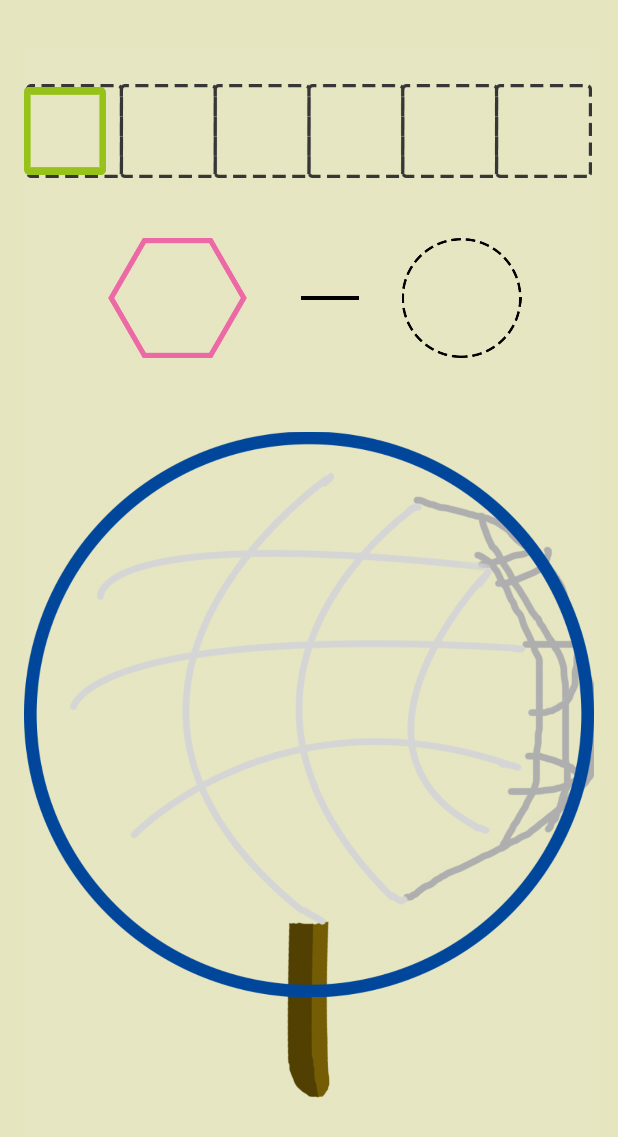
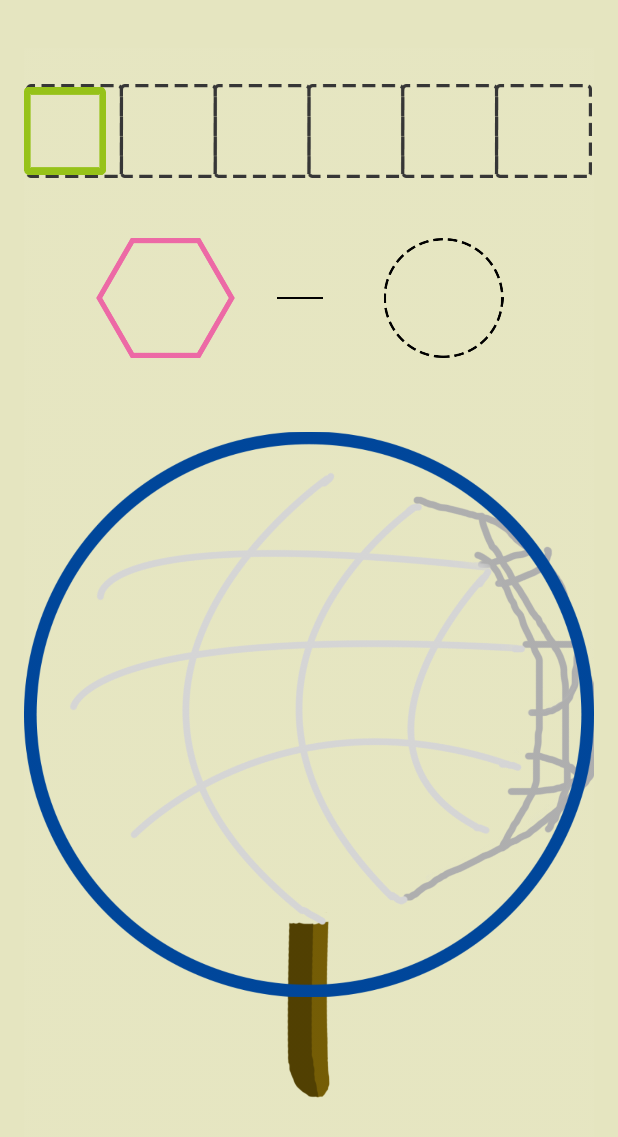
Before and after one commit to moabe/AlfombraApplique, an Android app: the MainActivity screen opened directly, with no data from a screen before it, on a phone screen of 412 x 824 dp. Shown: the top 1137 px of the screen. Run offline under Robolectric (Android 15) with nearby library versions, the light colour scheme and no system bars; 2 statements that could not run were skipped.

Commit message:
Fixed problem with when no target has been choosed.

```diff
--- a/app/src/main/java/com/example/moabergsmark/alfombraapplique/MainActivity.java
+++ b/app/src/main/java/com/example/moabergsmark/alfombraapplique/MainActivity.java
@@ -29,6 +29,7 @@ import android.nfc.Tag;
 import android.nfc.tech.Ndef;
 import android.os.AsyncTask;
 import android.util.Log;
+import android.widget.FrameLayout;
 import android.widget.ImageButton;
 import android.widget.ImageView;
 import android.widget.LinearLayout;
@@ -68,14 +69,30 @@ public class MainActivity extends Activity {
     private LinearLayout mBehaveSlots;
 
 
+    private FrameLayout mRelation;
+
+    ///private ImageView mRelationMark;
+
     private ImageView mBugCircle;
+
+    private ImageView mIntsectRelationCircle;
+
+
+    private ImageView mInsectRelationImage;
+
+    private ImageView mRelationImage;
+
 
 
 
 
     private String bugName ="";
 
-    private String explode;
+    private String targetInsect = "";
+
+    private String relationTarget = "";
+
+
 
     private String bugState;
 
@@ -99,7 +116,11 @@ public class MainActivity extends Activity {
 
     private String figures = "greenBeetle redBeetle anotherAnt ant redBerry grass1 grass2 grass3 grass4";
     private String movement = "upDown rightLeft circle up down right left lu rd zigzag";
+    private String relation = "explode";
 
+
+
+    private Boolean figure_choose = true;
 
     @Override
     protected void onCreate(Bundle savedInstanceState) {
@@ -162,7 +183,7 @@ public class MainActivity extends Activity {
         mBugCircle = (ImageView) findViewById(R.id.bug_circle);
 
 
-
+        //green square for the begining
         ImageView ma = new ImageView(getAppContext());
         ma.setImageResource(R.drawable.mactive);
         ma.setAdjustViewBounds(true);
@@ -171,7 +192,21 @@ public class MainActivity extends Activity {
 
 
 
-        //mExplosionImage = (ImageView) findViewById(R.id.explosion);
+        //mRelationMark = (ImageView) findViewById(R.id.relation_marked);
+
+
+        mIntsectRelationCircle = (ImageView) findViewById(R.id.insect_relation_circle);
+
+
+        mInsectRelationImage = (ImageView) findViewById(R.id.insect_relation);
+
+
+
+        mRelationImage = (ImageView) findViewById(R.id.relation_id);
+
+
+
+        //mExplosionImage = (ImageView) findViewById(R.id.explode);
 
 
 
@@ -361,13 +396,36 @@ public class MainActivity extends Activity {
                 }
                 else{
                     if (figures.contains(result)){
+
+                        if (figure_choose == true){
                             String imageName = result.toLowerCase();
                             int resID = getResources().getIdentifier(imageName, "drawable", "com.example.moabergsmark.alfombraapplique");
                             mBugImage.setImageResource(resID);
                             addListenerOnButton();
-                        mBugCircle.setImageResource(R.drawable.circelcatch);//when a figure is scanned make the circle in an other color.
+                            //mBugCircle.setImageResource(R.drawable.circelcatch);//when a figure is scanned make the circle in an other color.
                             bugName = result;
                             new HttpAsyncTask().execute(adress+"pre/" + pos + "?bug=" + bugName  + "&state=" + bugState );
+
+                        }
+
+                        else{
+                            String imageName = result.toLowerCase();
+                            int resID = getResources().getIdentifier(imageName, "drawable", "com.example.moabergsmark.alfombraapplique");
+                            mInsectRelationImage.setImageResource(resID);
+
+                            mIntsectRelationCircle.setImageResource(R.drawable.insectchoosen);
+
+
+                            mBugCircle.setImageResource(R.drawable.circelmarked);
+
+
+
+                            targetInsect = result;
+
+
+                            figure_choose = true;
+
+                        }
 
                     }
 
@@ -383,8 +441,45 @@ public class MainActivity extends Activity {
                         move.setAdjustViewBounds(true);
                         mBehaveSlots.addView(move);
                         behaviour.append(result).append(",");
+                    }
+                    if (relation.contains(result)){
+
+                        String imageName = result.toLowerCase();
+
+                        int resID=getResources().getIdentifier(imageName,"drawable", "com.example.moabergsmark.alfombraapplique");
+
+                        mRelationImage.setImageResource(resID);
+                        mRelationImage.setAdjustViewBounds(true);
+
+
+
+
+                        //make little circle active and the other one as unactive
+                        //dotted if it is empty and black line if
+
+                        mIntsectRelationCircle.setImageResource(R.drawable.insectmarked);
+
+                        if (bugName == ""){
+
+                            mBugCircle.setImageResource(R.drawable.circelplace);
+                        }
+                        else   {
+                            mBugCircle.setImageResource(R.drawable.circelcatch);
+                        }
+                        Log.d(bugName, "bugname");
+
+                        figure_choose = false;
+
+                        relationTarget = result;
+
+
+
+
+                        //set some kind
 
                     }
+
+
                 }
                 fillMove();
             }
@@ -398,14 +493,23 @@ public class MainActivity extends Activity {
             public void onClick(View arg0) {
                 bugState="newbug";
                 //makeText(MainActivity.this, "du har tryckt på bildknappen", LENGTH_SHORT).show();
-                new HttpAsyncTask().execute(adress + "pos/" + pos + "?bug=" + bugName + "&exp=" + explode + "&behaviour=" + behaviour + "&state=" + bugState);
+                new HttpAsyncTask().execute(adress + "pos/" + pos + "?bug=" + bugName + "&relation=" + relationTarget + "&tinsect=" + targetInsect + "&behaviour=" + behaviour + "&state=" + bugState);
 
                 mBugImage.setImageDrawable(null);
                 mBehaveSlots.removeAllViews();
                 mBugCircle.setImageResource(R.drawable.circelmarked);
                 //mExplosionImage.setImageDrawable(null);
+                mRelationImage.setImageDrawable(null);
+                mInsectRelationImage.setImageDrawable(null);
+                mIntsectRelationCircle.setImageResource(R.drawable.insectplace);
+
+
                 bugName = "";
-                explode = "";
+                targetInsect = "";
+                relationTarget = "";
+
+                figure_choose = true;//make next figure end up in net if no target was scanned the prev time.
+
                 behaviour.setLength(0);
                 bugState="preview";
                 ImageView ma = new ImageView(getAppContext());
--- a/app/src/main/res/layout/activity_main.xml
+++ b/app/src/main/res/layout/activity_main.xml
@@ -99,7 +99,14 @@
                     <ImageView
                         android:layout_width="match_parent"
                         android:layout_height="match_parent"
-                        android:src="@drawable/relationmarked" />
+                        android:src="@drawable/relationmarked"
+                        android:id="@+id/relation_marked" />
+                    <ImageView
+                        android:layout_width="wrap_content"
+                        android:layout_height="wrap_content"
+                        android:layout_margin="15dp"
+                        android:id="@+id/relation_id"
+                        android:layout_gravity="center" />
                 </FrameLayout>
 
 
@@ -118,13 +125,25 @@
                 </FrameLayout>
 
 
+                <FrameLayout
+                    android:layout_width="match_parent"
+                    android:layout_height="match_parent"
+                    android:layout_weight="2"
+                    >
 
-                <ImageView
-                    android:layout_width="wrap_content"
-                    android:layout_height="wrap_content"
-                    android:layout_weight="2"
-                    android:src="@drawable/insectplace" />
+                    <ImageView
+                        android:layout_width="wrap_content"
+                        android:layout_height="wrap_content"
+                        android:src="@drawable/insectplace"
+                        android:id="@+id/insect_relation_circle" />
 
+                    <ImageView
+                        android:layout_width="wrap_content"
+                        android:layout_height="wrap_content"
+                        android:layout_margin="10dp"
+                        android:id="@+id/insect_relation"
+                        />
+                </FrameLayout>
 
 
             </LinearLayout>
@@ -150,7 +169,7 @@
             <ImageView
                 android:layout_width="60dp"
                 android:layout_height="60dp"
-                android:id="@+id/explosion"
+                android:id="@+id/explode"
                 />
         </FrameLayout>/-->
 
```
Also changed, not shown: app/src/main/res/drawable/circelplace.png (added), app/src/main/res/drawable/explode.png (renamed from app/src/main/res/drawable/explosion.png), app/src/main/res/drawable/insectchoosen.png (added), app/src/main/res/drawable/redberry.png (renamed from app/src/main/res/drawable/red.png), app/src/main/res/drawable/relationchoosed.png (added), 2 other files. Lines whose indentation alone changed are shown as unchanged.
